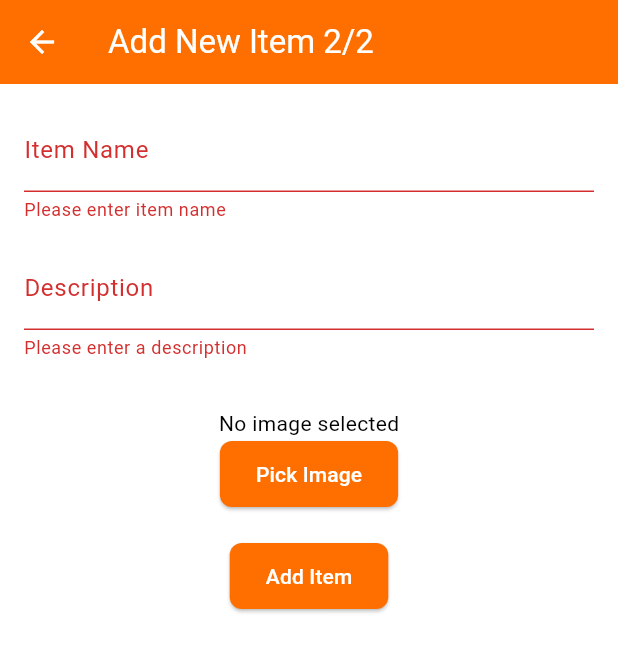
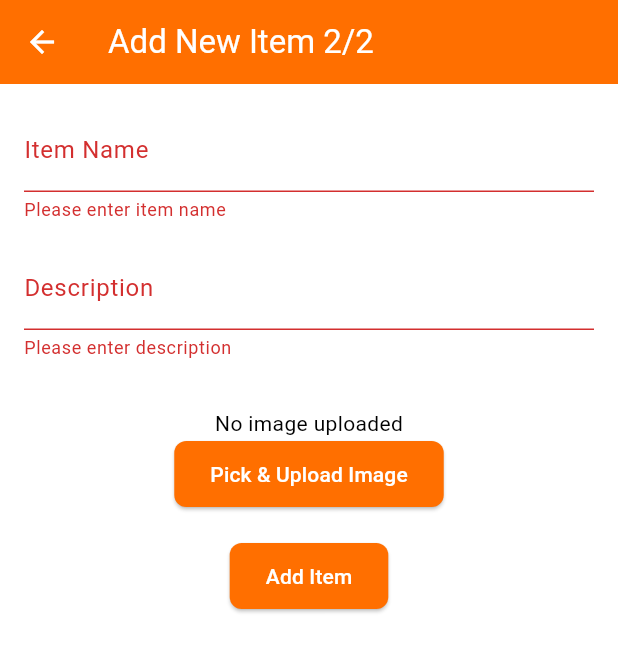
Before and after one commit to DarjaninMark1/stack_it, a Flutter app: the NewItemSecondScreen screen opened directly with empty values, after a tap on "Add Item", on a phone screen of 412 x 824 dp. Shown: the top 652 px of the screen. Run offline on Flutter 3.47's test engine with Material 3 defaults, Android fonts, the phone set to English and light mode, and no system bars; our stand-ins replace image_picker, supabase_flutter; accounts and stored records are empty; network calls fail.

Commit message:
images upload

```diff
--- a/stack_it_flutter/lib/new_item_second_screen.dart
+++ b/stack_it_flutter/lib/new_item_second_screen.dart
@@ -1,9 +1,7 @@
 import 'package:flutter/material.dart';
 import 'package:supabase_flutter/supabase_flutter.dart';
 import 'dart:developer'; // For logging
-import 'dart:io'; // For File class
 import 'package:image_picker/image_picker.dart';
-import 'dart:typed_data';
 
 class NewItemSecondScreen extends StatefulWidget {
   final dynamic item;
@@ -16,12 +14,9 @@ class NewItemSecondScreen extends StatefulWidget {
 
 class _NewItemSecondScreenState extends State<NewItemSecondScreen> {
   final _formKey = GlobalKey<FormState>(); // Form key for validation
-  List<TextEditingController> _controllers =
-      []; // List to hold controllers for dynamic inputs
-  List<String> _inputLabels =
-      []; // List to hold input labels for dynamic fields
+  List<TextEditingController> _controllers = []; // Controllers for dynamic inputs
+  List<String> _inputLabels = []; // Labels for dynamic fields
   String _imageUrl = ''; // Item image URL
-  File? _image; // For selected image
 
   @override
   void initState() {
@@ -29,46 +24,145 @@ class _NewItemSecondScreenState extends State<NewItemSecondScreen> {
     _fetchDynamicInputs(); // Fetch dynamic inputs when the screen is initialized
   }
 
+  // Fetch dynamic form inputs from Supabase
   Future<void> _fetchDynamicInputs() async {
     try {
-      // Fetch dynamic input configuration or data from Supabase
       final response = await Supabase.instance.client
           .from('ModelAttributes')
           .select('*')
-          .eq('model_id', widget.item['id']);
+          .eq('model_id', widget.item['id']); // Fetch based on model ID
 
-      // Assuming response.data is a list of maps
       List<dynamic> inputs = response;
-
-      // Clear previous controllers and labels
-      _controllers.clear();
+      _controllers.clear(); // Clear previous data
       _inputLabels.clear();
 
-      // Create controllers and labels based on fetched data
+      // Create controllers and labels based on fetched inputs
       for (var input in inputs) {
-        // Create a controller for each input field
         _controllers.add(TextEditingController());
-
-        // Add label, converting to String if necessary
-        _inputLabels.add(input['attribute_name']?.toString() ??
-            ''); // Convert to String to avoid TypeError
+        _inputLabels.add(input['attribute_name'].toString());
       }
-
-      setState(() {}); // Rebuild UI with new controllers
+      setState(() {}); // Rebuild UI with new data
     } catch (e) {
       log('Error fetching inputs: $e');
       ScaffoldMessenger.of(context).showSnackBar(
-        SnackBar(content: Text('An error occurred: $e')),
+        SnackBar(content: Text('An error occurred while fetching inputs: $e')),
       );
+    }
+  }
+
+  // Function to pick an image from the gallery and upload to Supabase
+  Future<void> _pickAndUploadImage() async {
+    try {
+      final picker = ImagePicker();
+      final pickedFile = await picker.pickImage(source: ImageSource.gallery);
+
+      if (pickedFile != null) {
+        // Upload the selected image file to Supabase
+        String? imageUrl = await uploadFile(pickedFile);
+        if (imageUrl != null) {
+          setState(() {
+            _imageUrl = imageUrl; // Store the image URL
+          });
+        }
+      } else {
+        log('No image selected');
+      }
+    } catch (e) {
+      log('Error picking image: $e');
+    }
+  }
+
+  // Function to upload the image to Supabase storage
+  Future<String?> uploadFile(XFile file) async {
+    try {
+      final user = Supabase.instance.client.auth.currentUser;
+
+      if (user == null) {
+        ScaffoldMessenger.of(context).showSnackBar(
+          SnackBar(content: Text('User not logged in')),
+        );
+        return null;
+      }
+
+      final filePath = 'images/${user.id}-${DateTime.now().millisecondsSinceEpoch}.jpg';
+      final fileBytes = await file.readAsBytes(); // Read the file bytes
+
+      final response = await Supabase.instance.client.storage
+          .from('images') // Correct bucket name
+          .uploadBinary(filePath, fileBytes, fileOptions: const FileOptions(contentType: 'image/jpeg'));
+
+      // Get and return the public URL of the uploaded image
+      final imageUrl = Supabase.instance.client.storage.from('images').getPublicUrl(filePath);
+      return imageUrl;
+    } catch (e) {
+      log('Error uploading file: $e');
+      return null;
+    }
+  }
+
+  // Handle the full form submission process
+  Future<void> _submitForm() async {
+    if (!_formKey.currentState!.validate()) return; // Validate the form
+
+    try {
+      final user = Supabase.instance.client.auth.currentUser;
+      if (user == null) {
+        ScaffoldMessenger.of(context).showSnackBar(SnackBar(content: Text('User not logged in')));
+        return;
+      }
+
+      String? imageUrl = _imageUrl;
+
+      // Step 1: If image is uploaded, use the image URL
+      if (_imageUrl.isEmpty) {
+        ScaffoldMessenger.of(context).showSnackBar(SnackBar(content: Text('Please upload an image')));
+        return;
+      }
+
+      // Step 2: Collect form data
+      Map<String, String> formData = {};
+      for (int i = 0; i < _controllers.length; i++) {
+        formData[_inputLabels[i]] = _controllers[i].text;
+      }
+
+      // Step 3: Insert into `CollectorItems` table
+      final itemResponse = await Supabase.instance.client.from('CollectorItems').insert({
+        'user_id': user.id,
+        'name': _controllers[0].text, // Assuming the first field is the name
+        'description': _controllers[1].text, // Assuming the second field is the description
+        'image_url': imageUrl,
+        'model_id': widget.item['id'],
+      }).select();
+
+      // Get the inserted item ID
+      final insertedItem = itemResponse[0];
+      final itemId = insertedItem['id'];
+      log('Inserted item ID: $itemId');
+
+      // Step 4: Insert dynamic attributes into `ItemAttributes` table
+      List<Map<String, dynamic>> attributeInserts = [];
+      formData.forEach((key, value) {
+        attributeInserts.add({
+          'item_id': itemId,
+          'attribute_name': key,
+          'value': value,
+        });
+      });
+
+      await Supabase.instance.client.from('ItemAttributes').insert(attributeInserts);
+
+      // Step 5: Navigate to home on success
+      Navigator.pushNamedAndRemoveUntil(context, '/home', (route) => false);
+    } catch (e) {
+      log('Error: $e');
+      ScaffoldMessenger.of(context).showSnackBar(SnackBar(content: Text('An error occurred: $e')));
     }
   }
 
   @override
   Widget build(BuildContext context) {
     return Scaffold(
-      appBar: AppBar(
-        title: Text('Add New Item 2/2'),
-      ),
+      appBar: AppBar(title: Text('Add New Item 2/2')),
       body: Padding(
         padding: const EdgeInsets.all(16.0),
         child: Form(
@@ -76,64 +170,41 @@ class _NewItemSecondScreenState extends State<NewItemSecondScreen> {
           child: SingleChildScrollView(
             child: Column(
               children: [
-                // Fixed Name field
+                // Item Name Field
                 TextFormField(
                   decoration: InputDecoration(labelText: 'Item Name'),
-                  validator: (value) {
-                    if (value == null || value.isEmpty) {
-                      return 'Please enter item name';
-                    }
-                    return null;
-                  },
-                  onChanged: (value) {
-                    // Optionally update if needed
-                  },
+                  validator: (value) => value == null || value.isEmpty ? 'Please enter item name' : null,
                 ),
                 SizedBox(height: 16),
 
-                // Fixed Description field
+                // Description Field
                 TextFormField(
                   decoration: InputDecoration(labelText: 'Description'),
-                  validator: (value) {
-                    if (value == null || value.isEmpty) {
-                      return 'Please enter a description';
-                    }
-                    return null;
-                  },
-                  onChanged: (value) {
-                    // Optionally update if needed
-                  },
+                  validator: (value) => value == null || value.isEmpty ? 'Please enter description' : null,
                 ),
                 SizedBox(height: 16),
 
-                // Build dynamic input fields based on fetched data
+                // Dynamic Input Fields
                 for (int i = 0; i < _controllers.length; i++)
                   TextFormField(
                     controller: _controllers[i],
                     decoration: InputDecoration(labelText: _inputLabels[i]),
-                    validator: (value) {
-                      if (value == null || value.isEmpty) {
-                        return 'Please enter ${_inputLabels[i]}'; // Custom error message for each input
-                      }
-                      return null;
-                    },
+                    validator: (value) => value == null || value.isEmpty ? 'Please enter ${_inputLabels[i]}' : null,
                   ),
                 SizedBox(height: 16),
 
-                // Image Picker
-                _image != null
-                    ? Image.file(_image!,
-                        height: 100, width: 100, fit: BoxFit.cover)
-                    : Text('No image selected'),
-                ElevatedButton(
-                  onPressed: _pickImage,
-                  child: Text('Pick Image'),
-                ),
+                // Display the image from a network URL if it's uploaded
+                _imageUrl.isNotEmpty
+                    ? Image.network(_imageUrl, height: 100, width: 100, fit: BoxFit.cover)
+                    : Text('No image uploaded'),
+
+                // Image Picker Button
+                ElevatedButton(onPressed: _pickAndUploadImage, child: Text('Pick & Upload Image')),
+
                 SizedBox(height: 20),
-                ElevatedButton(
-                  onPressed: _submitForm,
-                  child: Text('Add Item'),
-                ),
+
+                // Submit Button
+                ElevatedButton(onPressed: _submitForm, child: Text('Add Item')),
               ],
             ),
           ),
@@ -141,144 +212,4 @@ class _NewItemSecondScreenState extends State<NewItemSecondScreen> {
       ),
     );
   }
-
-  Future<void> _pickImage() async {
-    final picker = ImagePicker();
-    final pickedFile = await picker.pickImage(source: ImageSource.gallery);
-
-    if (pickedFile != null) {
-      // Store the selected image in a File object
-      setState(() {
-        _image = File(pickedFile.path);
-      });
-
-      // Upload the selected image file
-      await uploadFile(_image!);
-    } else {
-      log('No image selected');
-    }
-  }
-
-  // Function to upload file to Supabase storage
-  Future<void> uploadFile(File file) async {
-    final user = Supabase.instance.client.auth.currentUser;
-
-    if (user != null) {
-      // Create a unique file path using the user ID and current timestamp
-      final filePath =
-          '${user.id}/${DateTime.now().millisecondsSinceEpoch}.jpg';
-
-      // Read the file's bytes using readAsBytes
-      final Uint8List fileBytes = await file.readAsBytes();
-
-      // Upload the file to Supabase storage
-      final response = await Supabase.instance.client.storage
-          .from('images') // Replace with your actual bucket name
-          .uploadBinary(
-            filePath,
-            fileBytes,
-            fileOptions: const FileOptions(contentType: 'image/jpeg'),
-          );
-
-      log('Image uploaded successfully: $filePath');
-
-      // Get the public URL of the uploaded image
-      final imageUrl = Supabase.instance.client.storage
-          .from('images')
-          .getPublicUrl(filePath);
-      log('Image URL: $imageUrl');
-
-      // You can store or use the imageUrl as needed
-    } else {
-      ScaffoldMessenger.of(context).showSnackBar(
-        SnackBar(content: Text('User not logged in')),
-      );
-    }
-  }
-
-  Future<void> _submitForm() async {
-    if (_formKey.currentState!.validate()) {
-      _formKey.currentState!.save(); // Save form data
-
-      try {
-        final user =
-            Supabase.instance.client.auth.currentUser; // Get the logged-in user
-        if (user != null) {
-          String imageUrl = _imageUrl;
-
-          // Step 1: Upload image if available
-          if (_image != null) {
-            final fileName =
-                '${user.id}-${DateTime.now().millisecondsSinceEpoch}.jpg'; // Unique file name
-
-            final uploadResponse = await Supabase.instance.client.storage
-                .from('images') // Use the correct bucket name
-                .upload(fileName, _image!);
-
-            // Get the public URL of the uploaded image
-            imageUrl = Supabase.instance.client.storage
-                .from('images')
-                .getPublicUrl(fileName)!;
-          }
-
-          // Step 2: Build dynamic map of form inputs based on controllers
-          Map<String, String> formData = {};
-          for (int i = 0; i < _controllers.length; i++) {
-            formData[_inputLabels[i]] = _controllers[i]
-                .text; // Using label as the key and controller's text as the value
-          }
-
-          log(formData.toString());
-
-          // Step 3: Insert into `CollectorItems` table
-          final firstInsertResponse =
-              await Supabase.instance.client.from('CollectorItems').insert({
-            'user_id': user.id, // Associate the item with the user
-            'name': _controllers[0]
-                .text, // Use the text from the first input as the name
-            'description': _controllers[1]
-                .text, // Use the text from the second input as the description
-            'image_url': imageUrl, // Use uploaded image URL
-            'model_id': widget.item['id'], // Use uploaded image URL
-          }).select();
-
-          // Access the inserted data, including the item ID
-          final insertedItem =
-              firstInsertResponse![0]; // Safely access the first item
-          final itemId = insertedItem['id']; // Get the auto-generated item ID
-
-          log('Inserted item ID: $itemId');
-
-          // Step 4: Insert dynamic attributes into `ItemAttributes` table
-          List<Map<String, dynamic>> attributeInserts = [];
-
-          formData.forEach((key, value) {
-            attributeInserts.add({
-              'item_id': itemId, // Associate the item with the `itemId`
-              'attribute_name':
-                  key, // Use the key from the form data as the attribute name
-              'value': value, // Use the value from the form data
-            });
-          });
-
-          final secondInsertResponse = await Supabase.instance.client
-              .from('ItemAttributes')
-              .insert(
-                  attributeInserts); // Batch insert the array of key-value pairs
-
-          // Step 5: If both inserts pass, navigate to the home screen
-          Navigator.pushNamedAndRemoveUntil(context, '/home', (route) => false);
-        } else {
-          ScaffoldMessenger.of(context).showSnackBar(
-            SnackBar(content: Text('User not logged in')),
-          );
-        }
-      } catch (e) {
-        log('Error: $e');
-        ScaffoldMessenger.of(context).showSnackBar(
-          SnackBar(content: Text('An error occurred: $e')),
-        );
-      }
-    }
-  }
 }
```
Also changed, not shown: stack_it_flutter/lib/detail_screen.dart (+11 -3 lines), stack_it_flutter/lib/update_screen.dart (+129 -44 lines).
